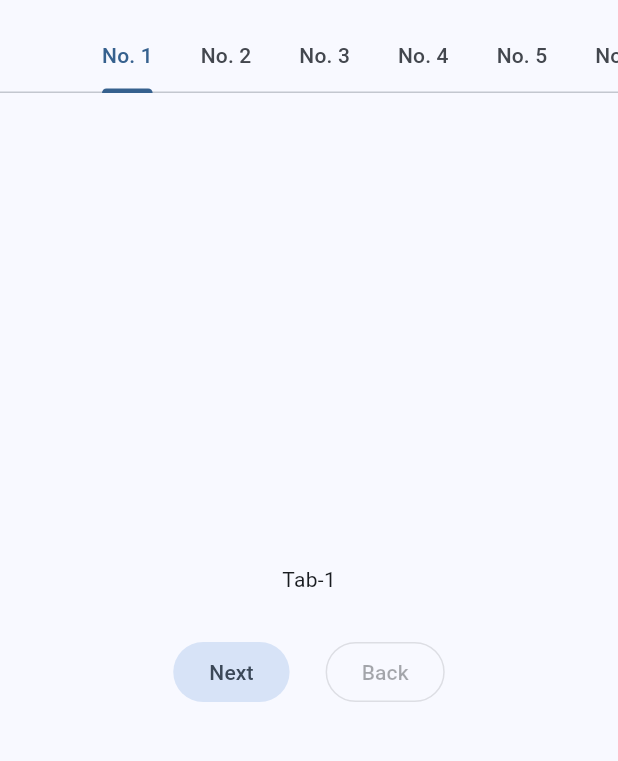
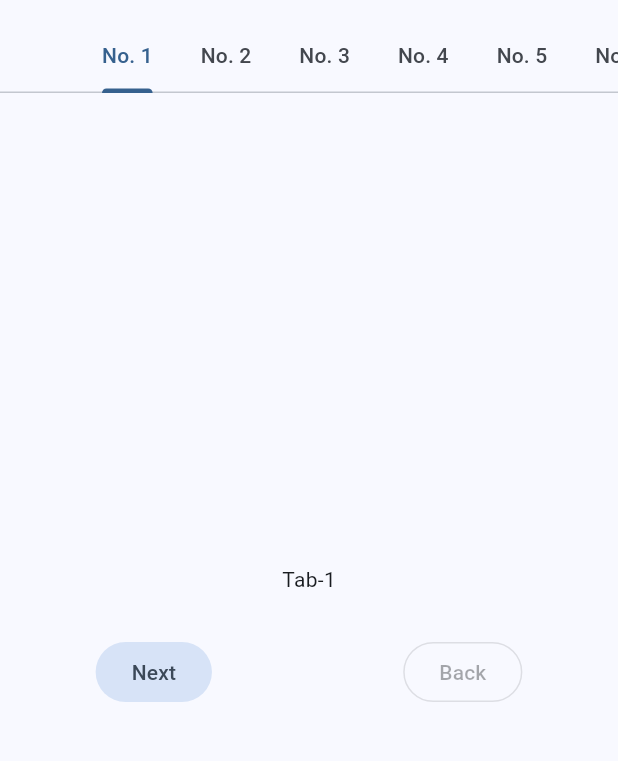
Before and after one commit to studiome/scroll_problem, a Flutter app: the screen it shows after launch, on a phone screen of 412 x 824 dp, the part 63-824 px from its top. Run offline on Flutter 3.47's test engine with Material 2 defaults, Android fonts, the light colour scheme and no system bars.

Commit message:
wandering button alignment

```diff
--- a/lib/main.dart
+++ b/lib/main.dart
@@ -85,7 +85,7 @@ class _MyHomePageState extends State<MyHomePage> {
             child: Text('Tab-${i + 1}'),
           ),
           Row(
-            mainAxisAlignment: MainAxisAlignment.center,
+            mainAxisAlignment: MainAxisAlignment.spaceAround,
             children: [
               Padding(
                 padding: const EdgeInsets.all(12.0),
```
